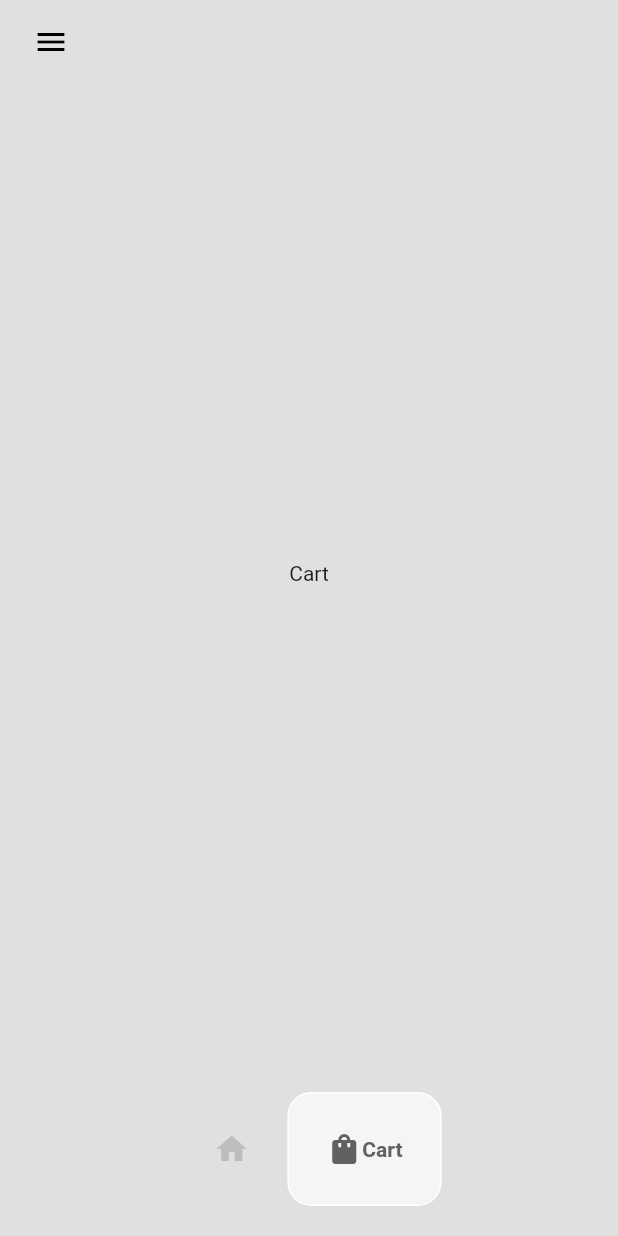
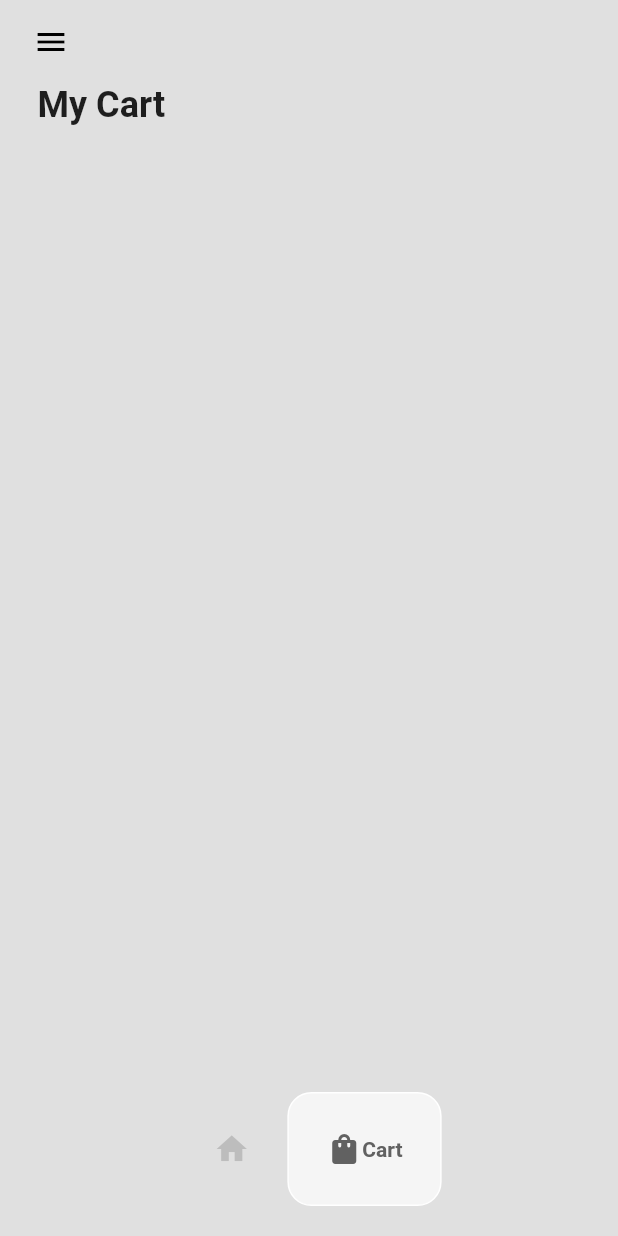
Before and after one commit to SuperMarcin1999/ecommerce_app_wzorzec, a Flutter app: the HomePage screen opened directly, item 2 of the bottom bar chosen, on a phone screen of 412 x 824 dp. Run offline on Flutter 3.47's test engine with Material 2 defaults, Android fonts, the phone set to English and light mode, and no system bars; drawn by our look-alikes of google_nav_bar.

Commit message:
cart page, project done

```diff
--- a/lib/pages/cart_page.dart
+++ b/lib/pages/cart_page.dart
@@ -1,14 +1,50 @@
-// ignore_for_file: prefer_const_constructors
+// ignore_for_file: prefer_const_constructors, prefer_const_literals_to_create_immutables
 
 import 'package:flutter/material.dart';
+import 'package:provider/provider.dart';
+
+import '../components/cart_item.dart';
+import '../models/cart.dart';
+import '../models/shoe.dart';
 
 class CartPage extends StatelessWidget {
   const CartPage({super.key});
 
   @override
   Widget build(BuildContext context) {
-    return Center(
-      child: Text("Cart"),
+    return Consumer<Cart>(
+      builder: (context, cart, child) => Padding(
+        padding: const EdgeInsets.symmetric(horizontal: 25),
+        child: Column(
+          crossAxisAlignment: CrossAxisAlignment.start,
+          children: [
+            // heading
+            Text(
+              "My Cart",
+              style: TextStyle(
+                fontWeight: FontWeight.bold,
+                fontSize: 24,
+              ),
+            ),
+
+            const SizedBox(height: 25),
+
+            // list of items in cart
+            Expanded(
+              child: ListView.builder(
+                itemCount: cart.getUserCart().length,
+                itemBuilder: (context, index) {
+                  // get individual shoe
+                  Shoe shoe = cart.getUserCart()[index];
+
+                  // return the cart item
+                  return CartItem(shoe: shoe);
+                },
+              ),
+            )
+          ],
+        ),
+      ),
     );
   }
 }
```
Also changed, not shown: lib/components/cart_item.dart (added, +45 -0 lines).
